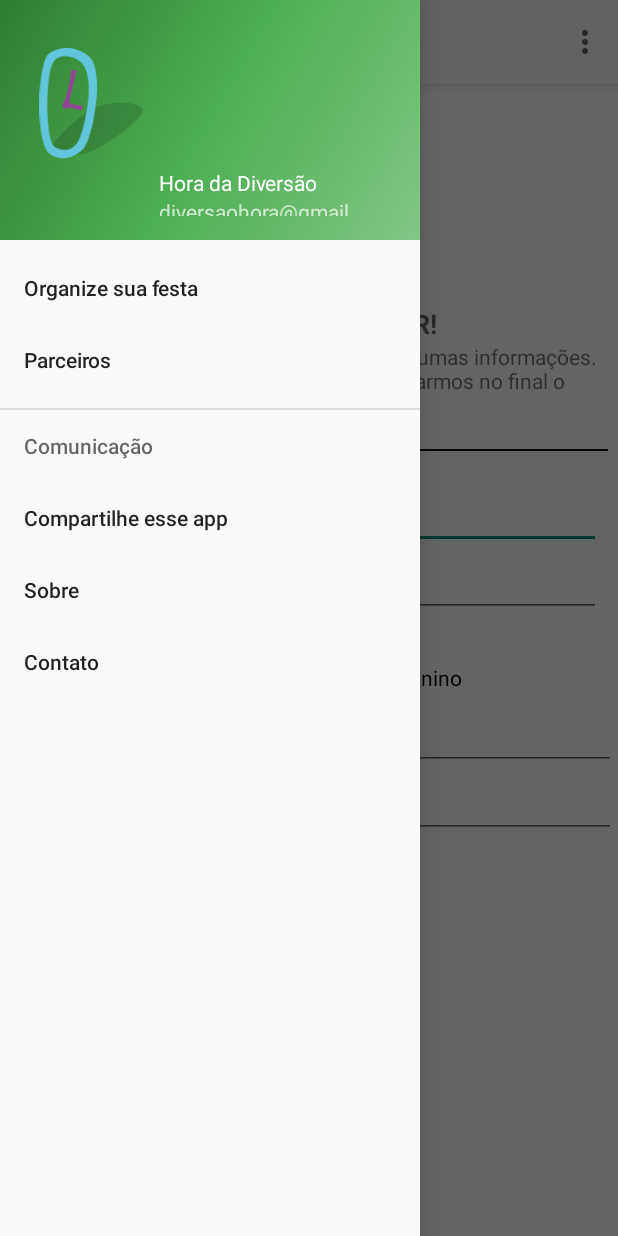
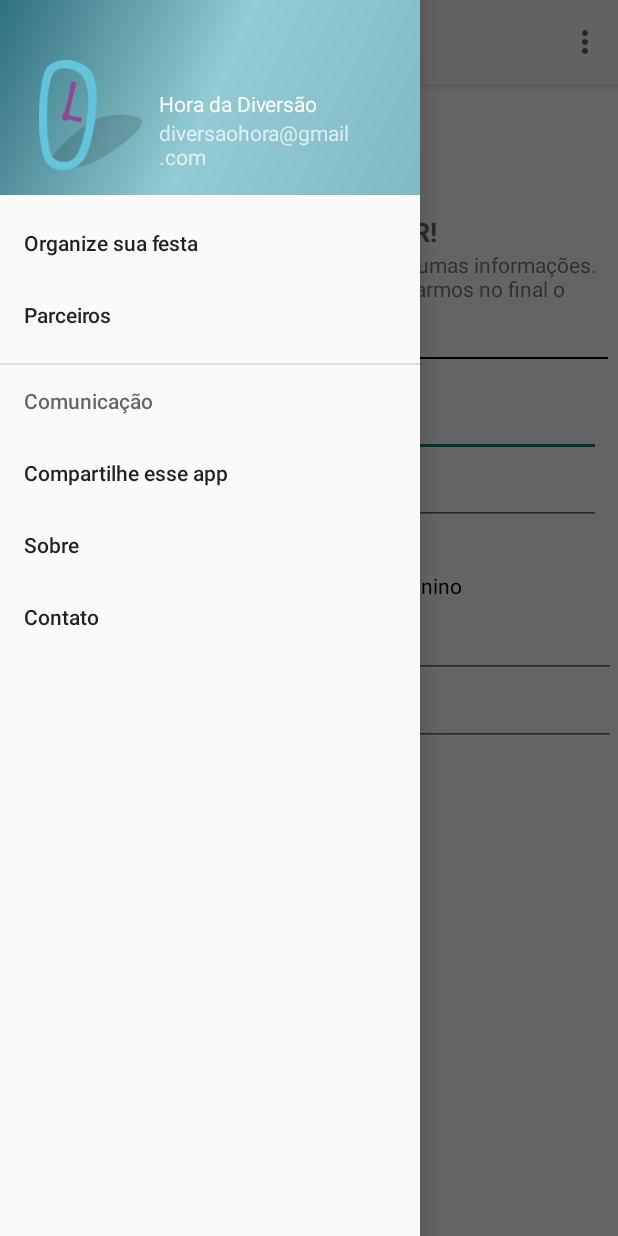
Before and after one commit to ehammo/CodeCup2016, an Android app: the screen it shows after launch (MainActivity), with the side drawer open, on a phone screen of 412 x 824 dp. Run offline under Robolectric (Android 15) with nearby library versions, the phone set to English and light mode, and no system bars.

Commit message:
Readjusting hamburguer

```diff
--- a/app/src/main/res/drawable/side_nav_bar.xml
+++ b/app/src/main/res/drawable/side_nav_bar.xml
@@ -2,8 +2,8 @@
     android:shape="rectangle">
     <gradient
         android:angle="135"
-        android:centerColor="#4CAF50"
-        android:endColor="#2E7D32"
-        android:startColor="#81C784"
+        android:centerColor="#92cbd4"
+        android:endColor="#2e707d"
+        android:startColor="#81b9c7"
         android:type="linear" />
 </shape>
--- a/app/src/main/res/layout/nav_header_main.xml
+++ b/app/src/main/res/layout/nav_header_main.xml
@@ -1,7 +1,7 @@
 <?xml version="1.0" encoding="utf-8"?>
 <LinearLayout xmlns:android="http://schemas.android.com/apk/res/android"
     android:layout_width="match_parent"
-    android:layout_height="@dimen/nav_header_height"
+    android:layout_height="130dp"
     android:background="@drawable/side_nav_bar"
     android:gravity="bottom"
     android:orientation="vertical"
@@ -22,18 +22,18 @@
             android:layout_width="90dp"
             android:layout_height="90dp"
             android:paddingTop="@dimen/nav_header_vertical_spacing"
+            android:scaleType="centerInside"
             android:src="@drawable/relogio_fazer_orcamento" />
 
         <LinearLayout
             android:layout_width="wrap_content"
-            android:layout_height="wrap_content"
-            android:orientation="vertical">
+            android:layout_height="match_parent"
+            android:orientation="vertical"
+            android:gravity="bottom">
 
             <TextView
-                android:layout_marginTop="80dp"
                 android:layout_width="match_parent"
                 android:layout_height="wrap_content"
-                android:paddingTop="@dimen/nav_header_vertical_spacing"
                 android:text="Hora da Diversão"
                 android:textAppearance="@style/TextAppearance.AppCompat.Body1" />
 
```
Also changed, not shown: app/src/main/res/layout/organize.xml (+4 -3 lines).
